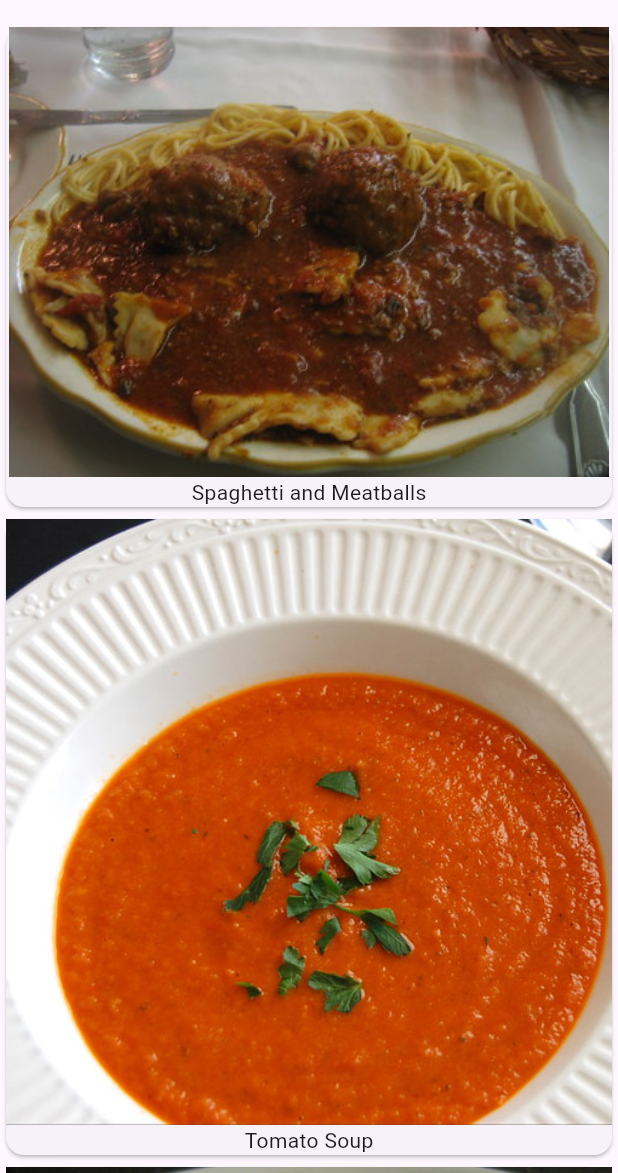
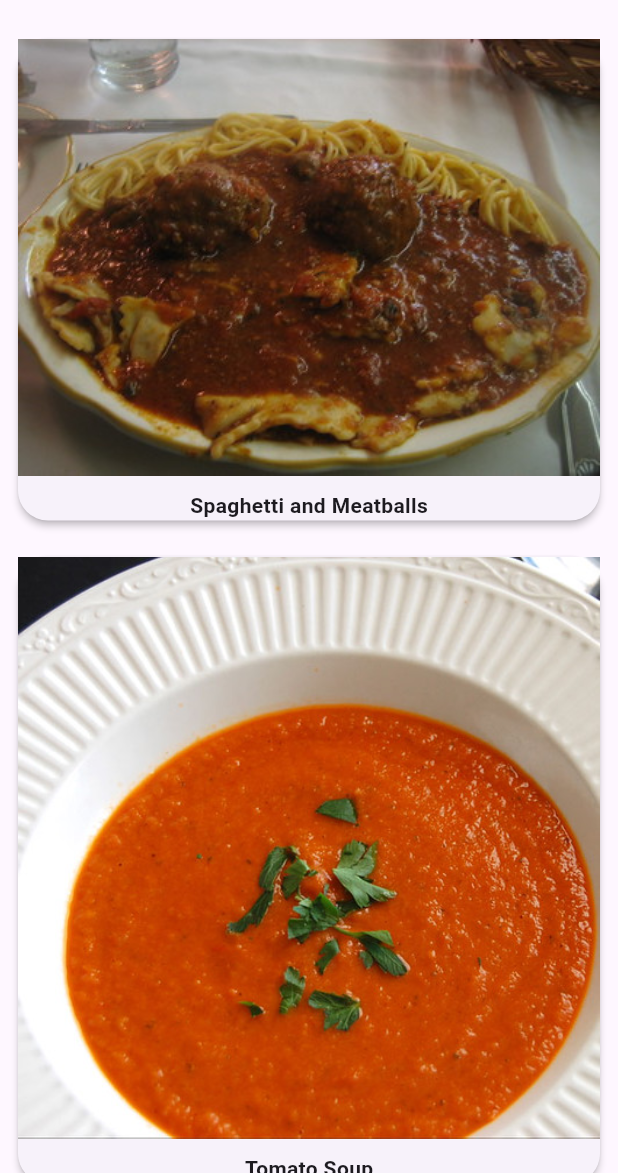
Before and after one commit to Sailesharyal/flutter101, a Flutter app: the screen it shows after launch, on a phone screen of 412 x 824 dp, the part 63-1236 px from its top. Run offline on Flutter 3.47's test engine with Material 3 defaults, Android fonts, the light colour scheme and no system bars; Roboto replaces fonts that are missing (paltine).

Commit message:
added some files and more

```diff
--- a/recipes/lib/my_home_page.dart
+++ b/recipes/lib/my_home_page.dart
@@ -29,15 +29,25 @@ class _MyHomePageState extends State<MyHomePage> {
   }
 }
 
-
-
 Widget buildRecipesCard(Recipe recipe) {
-  return Card(
-    child: Column(
-      children: [
-        Image.asset(recipe.imgurl),
-        Text(recipe.label)
-      ],
+  return Padding(
+    padding: const EdgeInsets.all(8.0),
+    child: Card(
+      elevation: 2.0,
+      shape: RoundedRectangleBorder(
+        borderRadius: BorderRadius.circular(20),
+      ),
+      child: Column(
+        children: [
+          Image.asset(recipe.imgurl),
+          SizedBox(height: 10),
+          Text(
+            recipe.label,
+            style:
+                TextStyle(fontFamily: 'paltine', fontWeight: FontWeight.w700),
+          ),
+        ],
+      ),
     ),
   );
 }
```
